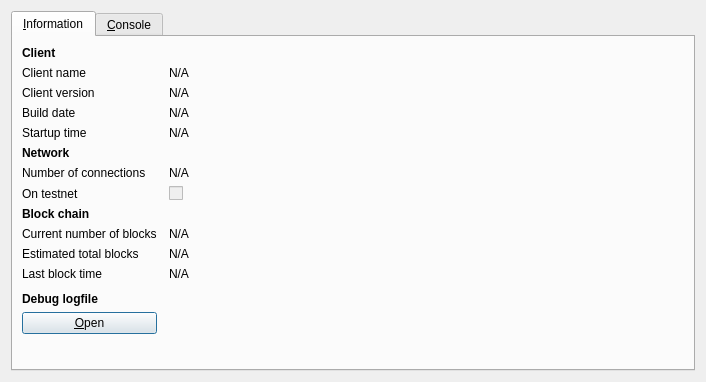
The window that src/qt/forms/rpcconsole.ui (PaycoinFoundation/paycoin) describes before a commit, drawn with Qt 5.
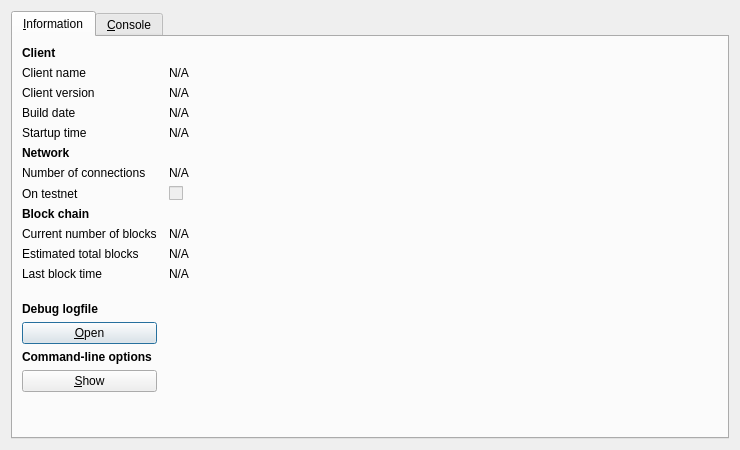
The same window after the commit. Icons and pictures are not drawn.

Commit message: move class HelpMessageBox to guiutil.cpp/.h / add button to show Bitcoin command-line options (in RPC Console -> Information) / resize Debug window a little to allow for a non-breaking display of the welcome message with non-english translation

Diff of the .ui file:
```diff
--- a/src/qt/forms/rpcconsole.ui
+++ b/src/qt/forms/rpcconsole.ui
@@ -6,8 +6,8 @@
    <rect>
     <x>0</x>
     <y>0</y>
-    <width>706</width>
-    <height>382</height>
+    <width>740</width>
+    <height>450</height>
    </rect>
   </property>
   <property name="windowTitle">
@@ -304,6 +304,29 @@
         </widget>
        </item>
        <item row="15" column="0">
+        <widget class="QLabel" name="labelCLOptions">
+         <property name="font">
+          <font>
+           <weight>75</weight>
+           <bold>true</bold>
+          </font>
+         </property>
+         <property name="text">
+          <string>Command-line options</string>
+         </property>
+        </widget>
+       </item>
+       <item row="16" column="0">
+        <widget class="QPushButton" name="showCLOptionsButton">
+         <property name="toolTip">
+          <string>Show the Bitcoin-Qt help message to get a list with possible Bitcoin command-line options.</string>
+         </property>
+         <property name="text">
+          <string>&amp;Show</string>
+         </property>
+        </widget>
+       </item>
+       <item row="17" column="0">
         <spacer name="verticalSpacer">
          <property name="orientation">
           <enum>Qt::Vertical</enum>
```
The commit also changes 5 other files.
